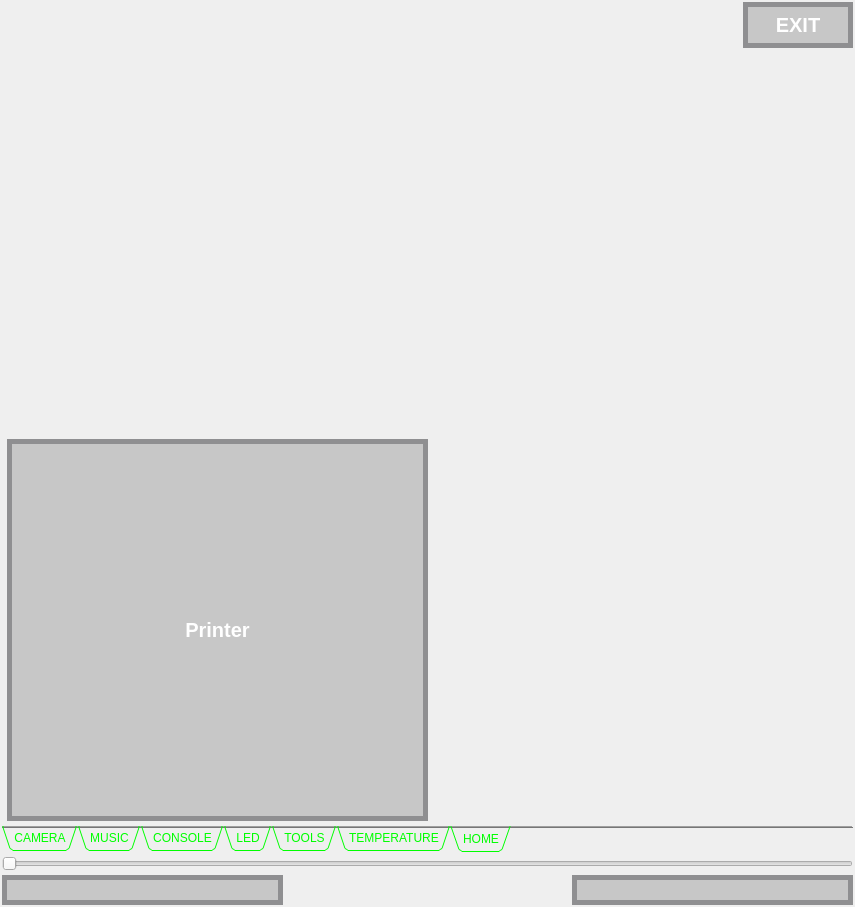
First picture: the form in iDom_Client/idom_client.ui, repository cyniu88/QT_kurs, before the edit.
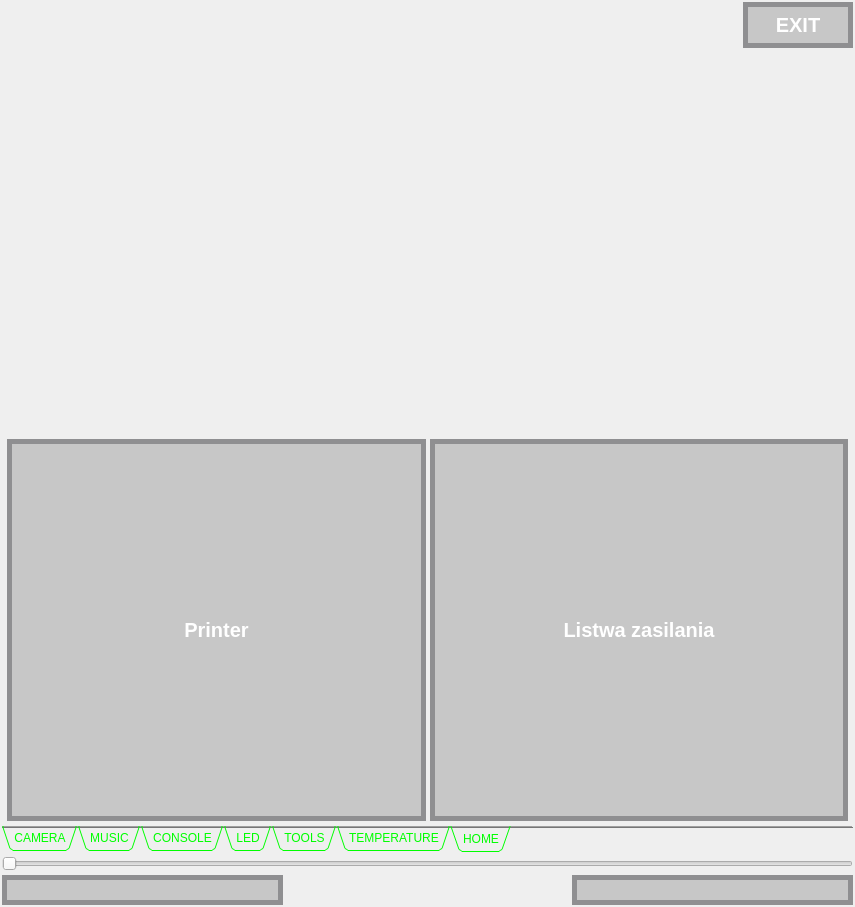
Second picture: the form after the edit. The open tabs and pages were chosen to show the change. Icons and pictures are not drawn. Custom widgets are drawn as their Qt base class.

Commit message: dodano przycisk listwa

```diff
--- a/iDom_Client/idom_client.ui
+++ b/iDom_Client/idom_client.ui
@@ -2773,7 +2773,7 @@
               </property>
              </spacer>
             </item>
-            <item row="1" column="0">
+            <item row="3" column="0">
              <widget class="QToolButton" name="b_printer">
               <property name="sizePolicy">
                <sizepolicy hsizetype="Expanding" vsizetype="Expanding">
@@ -2826,18 +2826,49 @@
               </property>
              </widget>
             </item>
-            <item row="1" column="1">
-             <spacer name="horizontalSpacer">
-              <property name="orientation">
-               <enum>Qt::Horizontal</enum>
+            <item row="3" column="1">
+             <widget class="QToolButton" name="b_listwa">
+              <property name="sizePolicy">
+               <sizepolicy hsizetype="Expanding" vsizetype="Expanding">
+                <horstretch>0</horstretch>
+                <verstretch>0</verstretch>
+               </sizepolicy>
               </property>
-              <property name="sizeHint" stdset="0">
+              <property name="styleSheet">
+               <string notr="true">QToolButton {
+background-color: rgb(158, 158, 158,125);
+ border: 5px solid #8f8f91;
+border-radius: 0px;
+color:white;
+ font: bold 20px;
+
+}
+QToolButton:pressed {
+border:none;
+}
+</string>
+              </property>
+              <property name="text">
+               <string>Listwa zasilania</string>
+              </property>
+              <property name="icon">
+               <iconset resource="ikony.qrc">
+                <normaloff>:/new/prefix1/files/png/surgeProtectorOFF.png</normaloff>
+                <normalon>:/new/prefix1/files/png/surgeProtectorON.png</normalon>:/new/prefix1/files/png/surgeProtectorOFF.png</iconset>
+              </property>
+              <property name="iconSize">
                <size>
-                <width>40</width>
-                <height>20</height>
+                <width>300</width>
+                <height>300</height>
                </size>
               </property>
-             </spacer>
+              <property name="checkable">
+               <bool>true</bool>
+              </property>
+              <property name="toolButtonStyle">
+               <enum>Qt::ToolButtonTextUnderIcon</enum>
+              </property>
+             </widget>
             </item>
            </layout>
           </widget>
```
The commit also changes 5 other files.
